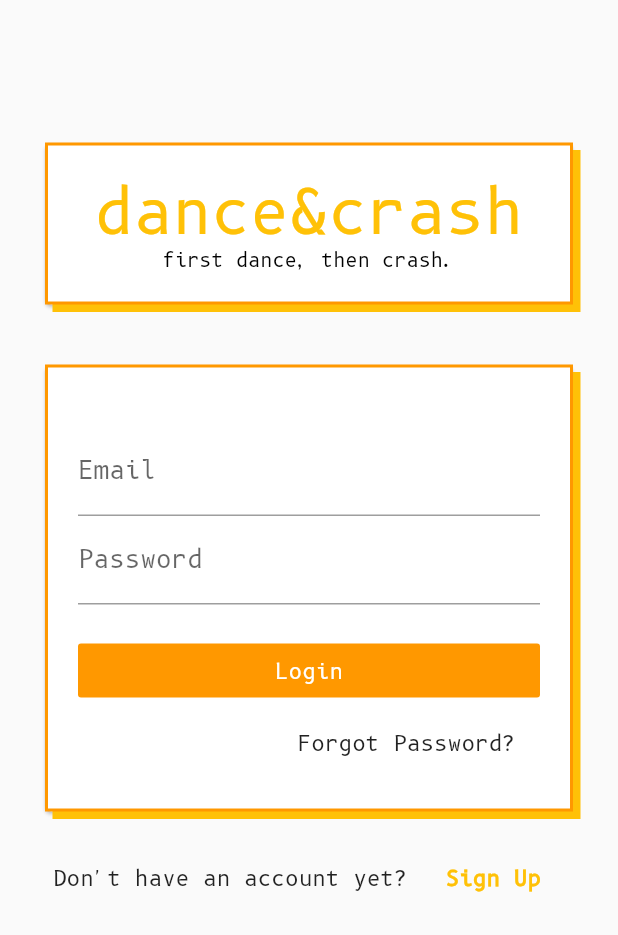
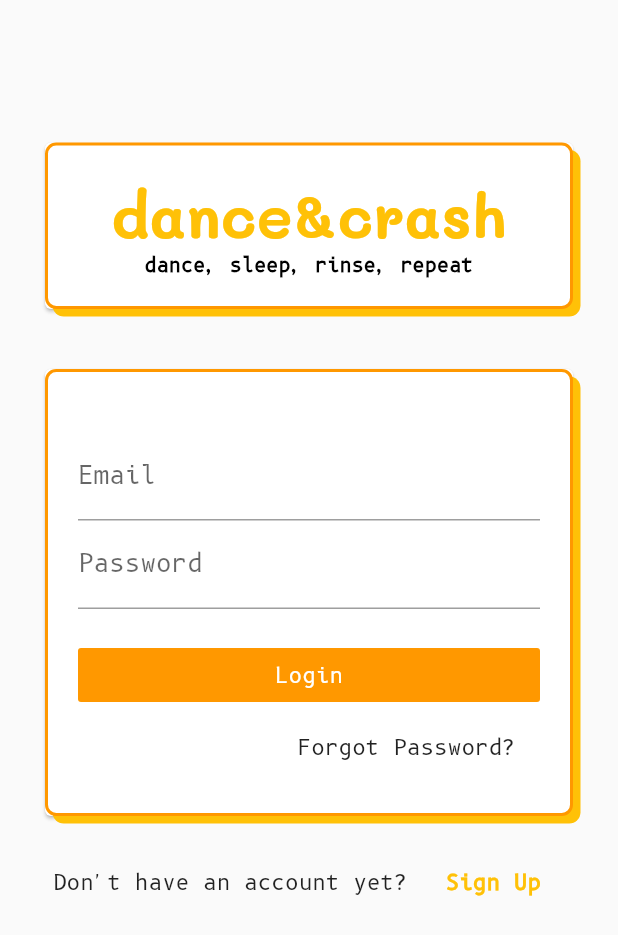
Before and after one commit to aldarisbm/danceapp, a Flutter app: the screen it shows after launch, on a phone screen of 412 x 824 dp. Shown: the top 935 px of the screen. Run offline on Flutter 3.47's test engine with Material 2 defaults, Android fonts, the phone set to English and light mode, and no system bars.

Commit message:
looks pretty, need to add some actual functionality.

```diff
--- a/lib/common/app_card.dart
+++ b/lib/common/app_card.dart
@@ -4,9 +4,14 @@ class AppCard extends StatefulWidget {
   final Widget child;
   final Border borderStyle;
   final Color boxShadowColor;
+  final BorderRadius borderRadius;
 
   AppCard(
-      {Key key, @required this.child, this.borderStyle, this.boxShadowColor})
+      {Key key,
+      @required this.child,
+      this.borderStyle,
+      this.boxShadowColor,
+      this.borderRadius})
       : super(key: key);
 
   _AppCardState createState() => _AppCardState();
@@ -26,12 +31,14 @@ class _AppCardState extends State<AppCard> {
             padding: EdgeInsets.all(20.0),
             child: widget.child,
             decoration: new BoxDecoration(
+                borderRadius: widget.borderRadius ?? null,
                 border: widget.borderStyle ??
                     Border.all(color: Theme.of(context).primaryColor, width: 2),
                 color: Colors.white,
                 boxShadow: [
                   new BoxShadow(
-                      color: widget.boxShadowColor ?? Theme.of(context).accentColor,
+                      color: widget.boxShadowColor ??
+                          Theme.of(context).accentColor,
                       offset: Offset(5.0, 5.0))
                 ]),
           ),
--- a/lib/pages/login.dart
+++ b/lib/pages/login.dart
@@ -14,21 +14,25 @@ class LoginPage extends StatelessWidget {
           mainAxisAlignment: MainAxisAlignment.center,
           children: <Widget>[
             AppCard(
+              borderRadius: BorderRadius.circular(7.5),
               child: Container(
                   child: Column(
                 children: <Widget>[
                   Text(
                     "dance&crash",
                     style: TextStyle(
+                      fontFamily: "Mali",
                       fontSize: 40.0,
+                      fontWeight: FontWeight.bold,
                       color: Colors.amber,
                     ),
                     textAlign: TextAlign.center,
                   ),
                   Text(
-                    "first dance, then crash.",
+                    "dance, sleep, rinse, repeat",
                     style: TextStyle(
                       fontSize: 12.5,
+                      fontWeight: FontWeight.bold,
                       color: Colors.black,
                     ),
                     textAlign: TextAlign.center,
@@ -37,6 +41,7 @@ class LoginPage extends StatelessWidget {
               )),
             ),
             AppCard(
+              borderRadius: BorderRadius.circular(7.5),
               child: Container(
                   margin: EdgeInsets.only(top: 20.0),
                   child: Column(
@@ -45,6 +50,7 @@ class LoginPage extends StatelessWidget {
                         decoration: InputDecoration(labelText: "Email"),
                       ),
                       TextFormField(
+                        obscureText: true,
                         decoration: InputDecoration(labelText: "Password"),
                       ),
                       Container(
```
Also changed, not shown: pubspec.yaml (+7 -2 lines), fonts/Mali-Bold.ttf (added), fonts/Mali-Italic.ttf (added), fonts/Mali-Regular.ttf (added), images/test.jpg (added).
